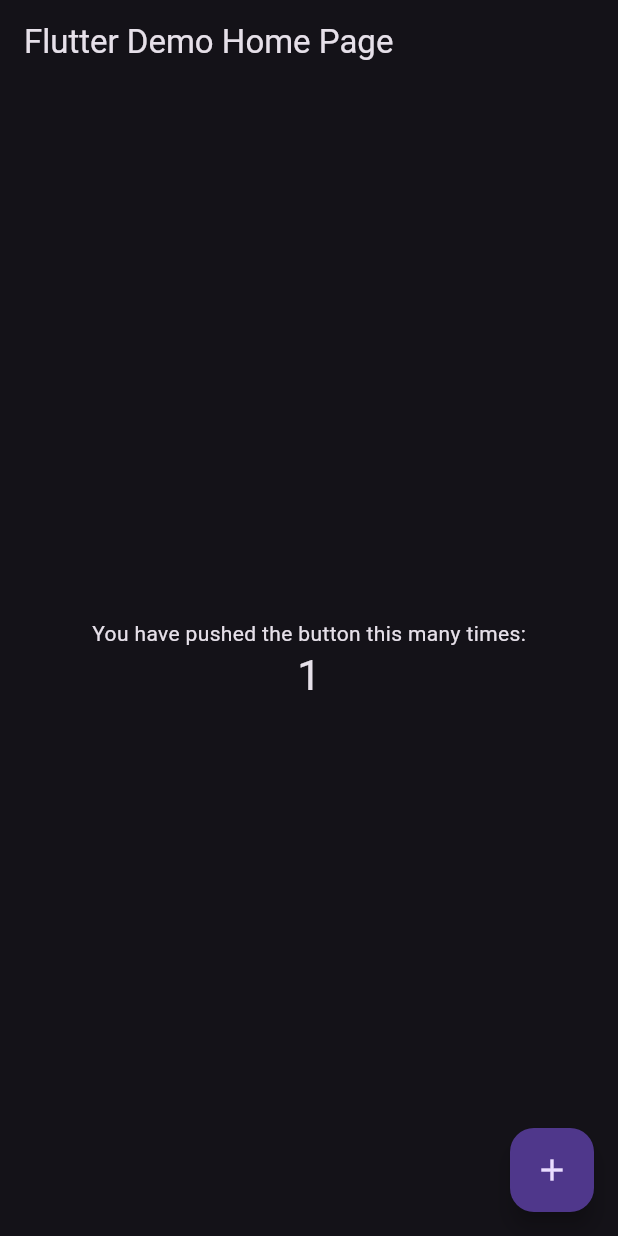
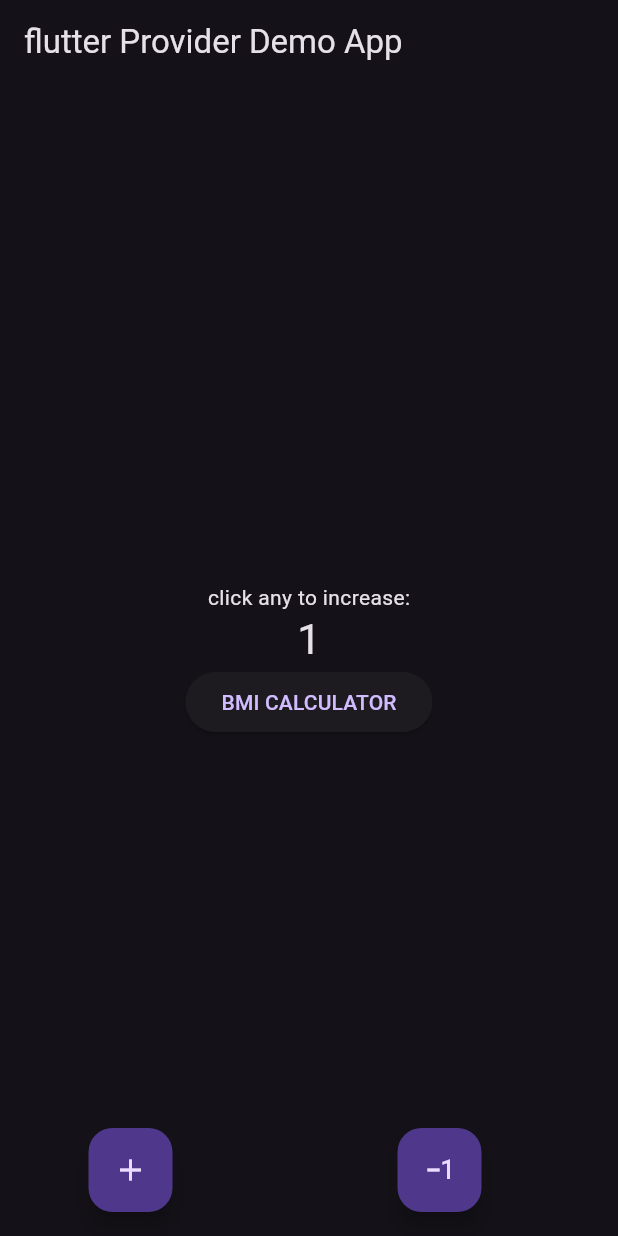
Before and after one commit to roshanjustin0010/counterprovider, a Flutter app: the screen it shows after launch, after a tap on the "add" icon, on a phone screen of 412 x 824 dp. Run offline on Flutter 3.47's test engine with Material 2 defaults, Android fonts, the phone set to English and light mode, and no system bars.

```diff
--- /dev/null
+++ b/lib/bmiCalcuProv/bmi_model.dart
@@ -0,0 +1,18 @@
+import 'dart:ui';
+
+class BmiModel {
+  // Declare instance variables (properties) for your model
+  String getResult;
+  Color bgColor;
+  String contentText;
+  String bmiCal;
+  Color textColor;
+
+  // Constructor
+  BmiModel(
+      {required this.getResult,
+      required this.bgColor,
+      required this.contentText,
+      required this.bmiCal,
+      required this.textColor});
+}
--- /dev/null
+++ b/lib/bmiCalcuProv/providerBmi/bmi_provider_model.dart
@@ -0,0 +1,70 @@
+import 'package:flutter/material.dart';
+
+import '../bmi_model.dart';
+
+class BmiProvider extends ChangeNotifier {
+  int _weight = 50;
+  int _age = 15;
+  int _height = 150;
+
+  int get weight => _weight;
+  int get age => _age;
+  int get height => _height;
+
+  void setHeight(double newVal) {
+    _height = newVal.toInt();
+    notifyListeners();
+  }
+
+  void addweight() {
+    _weight++;
+    notifyListeners();
+  }
+
+  void subweight() {
+    _weight--;
+    notifyListeners();
+  }
+
+  void addage() {
+    _age++;
+    notifyListeners();
+  }
+
+  void subage() {
+    _age--;
+    notifyListeners();
+  }
+
+  BmiModel getResult() {
+    double bmiD = (weight / height / height) * 10000;
+    print(bmiD);
+    int bmi = bmiD.round();
+    if (bmi >= 25) {
+      return BmiModel(
+        getResult: 'Overweight',
+        bgColor: Colors.red,
+        contentText: 'You have overweight go Exercise',
+        textColor: Colors.black,
+        bmiCal: bmi.toString(),
+      );
+    } else if (bmi >= 18) {
+      return BmiModel(
+        getResult: 'Normal',
+        bgColor: Colors.green,
+        contentText: 'You have normal body weight GOOD JOB',
+        textColor: Colors.white,
+        bmiCal: bmi.toString(),
+      );
+    } else {
+      return BmiModel(
+        getResult: 'Underweight',
+        bgColor: Colors.yellow,
+        contentText:
+            'You have lower than normal body weight you can eat little more',
+        textColor: Colors.black,
+        bmiCal: bmi.toString(),
+      );
+    }
+  }
+}
--- a/lib/counter_model.dart
+++ b/lib/counter_model.dart
@@ -1,11 +1,16 @@
 import 'package:flutter/cupertino.dart';
 
-class CounterModel extends ChangeNotifier{
+class CounterModel extends ChangeNotifier {
   int _counter = 0;
-  int get count=>_counter;
+  int get count => _counter;
 
   void incrementCounter() {
-      _counter++;
-      notifyListeners();
+    _counter++;
+    notifyListeners();
+  }
+
+  void decrementCounter() {
+    _counter--;
+    notifyListeners();
   }
 }
--- a/lib/home_page.dart
+++ b/lib/home_page.dart
@@ -3,46 +3,59 @@ import 'package:provider/provider.dart';
 
 import 'counter_model.dart';
 
-class MyHomePage extends StatefulWidget {
+class MyHomePage extends StatelessWidget {
   const MyHomePage({super.key, required this.title});
 
   final String title;
 
   @override
-  State<MyHomePage> createState() => _MyHomePageState();
-}
-
-class _MyHomePageState extends State<MyHomePage> {
-
-
-  @override
   Widget build(BuildContext context) {
-    return Consumer<CounterModel>(builder: (context,value,child)=>Scaffold(
+    print('full rebuild');
+    return Consumer<CounterModel>(
+        builder: (context, value, child) => Scaffold(
             appBar: AppBar(
-        title: Text(widget.title),
+              title: Text(title),
             ),
             body: Center(
               child: Column(
                 mainAxisAlignment: MainAxisAlignment.center,
                 children: <Widget>[
                   const Text(
-              'You have pushed the button this many times:',
+                    'click any to increase:',
                   ),
                   Text(
                     value.count.toString(),
                     style: Theme.of(context).textTheme.headlineMedium,
                   ),
+                  ElevatedButton(
+                    onPressed: () {
+                      Navigator.pushNamed(context, '/bmiCalculator');
+                    },
+                    child: const Text('BMI CALCULATOR'),
+                  ),
                 ],
               ),
             ),
-      floatingActionButton: FloatingActionButton(
-        onPressed: (){
-          final counter=context.read<CounterModel>();
+            floatingActionButton: Row(
+              mainAxisAlignment: MainAxisAlignment.spaceAround,
+              children: [
+                FloatingActionButton(
+                  onPressed: () {
+                    final counter = context.read<CounterModel>();
                     counter.incrementCounter();
-        }
-        ,tooltip: 'Increment',
+                  },
+                  tooltip: 'Increment',
                   child: const Icon(Icons.add),
                 ), // This trailing comma makes auto-formatting nicer for build methods.
-    ));
+                FloatingActionButton(
+                  onPressed: () {
+                    final counter = context.read<CounterModel>();
+                    counter.decrementCounter();
+                  },
+                  tooltip: 'decrement',
+                  child: const Icon(Icons.exposure_minus_1),
+                ), // This trailing comma makes auto-formatting nicer for build methods.
+              ],
+            )));
   }
 }
--- a/lib/main.dart
+++ b/lib/main.dart
@@ -1,3 +1,5 @@
+import 'package:counter_provider/bmiCalcuProv/bmi_home_page.dart';
+import 'package:counter_provider/bmiCalcuProv/providerBmi/bmi_provider_model.dart';
 import 'package:counter_provider/counter_model.dart';
 import 'package:flutter/material.dart';
 import 'package:provider/provider.dart';
@@ -5,9 +7,11 @@ import 'package:provider/provider.dart';
 import 'home_page.dart';
 
 void main() {
-  runApp(ChangeNotifierProvider(
-      create: (context)=>CounterModel(),
-    child: const MyApp()),
+  runApp(
+    MultiProvider(providers: [
+      ChangeNotifierProvider<CounterModel>(create: (context) => CounterModel()),
+      ChangeNotifierProvider<BmiProvider>(create: (context) => BmiProvider()),
+    ], child: const MyApp()),
   );
 }
 
@@ -22,7 +26,11 @@ class MyApp extends StatelessWidget {
       theme: ThemeData.dark(
         useMaterial3: true,
       ),
-      home: const MyHomePage(title: 'Flutter Demo Home Page'),
+      routes: {
+        '/': (context) => const MyHomePage(title: 'flutter Provider Demo App'),
+        '/bmiCalculator': (context) => const BmiHome(),
+      },
+      initialRoute: '/',
     );
   }
 }
```
Also changed, not shown: lib/bmiCalcuProv/Result_pg.dart (added, +94 -0 lines), lib/bmiCalcuProv/bmi_home_page.dart (added, +289 -0 lines). Lines whose indentation alone changed are shown as unchanged.
